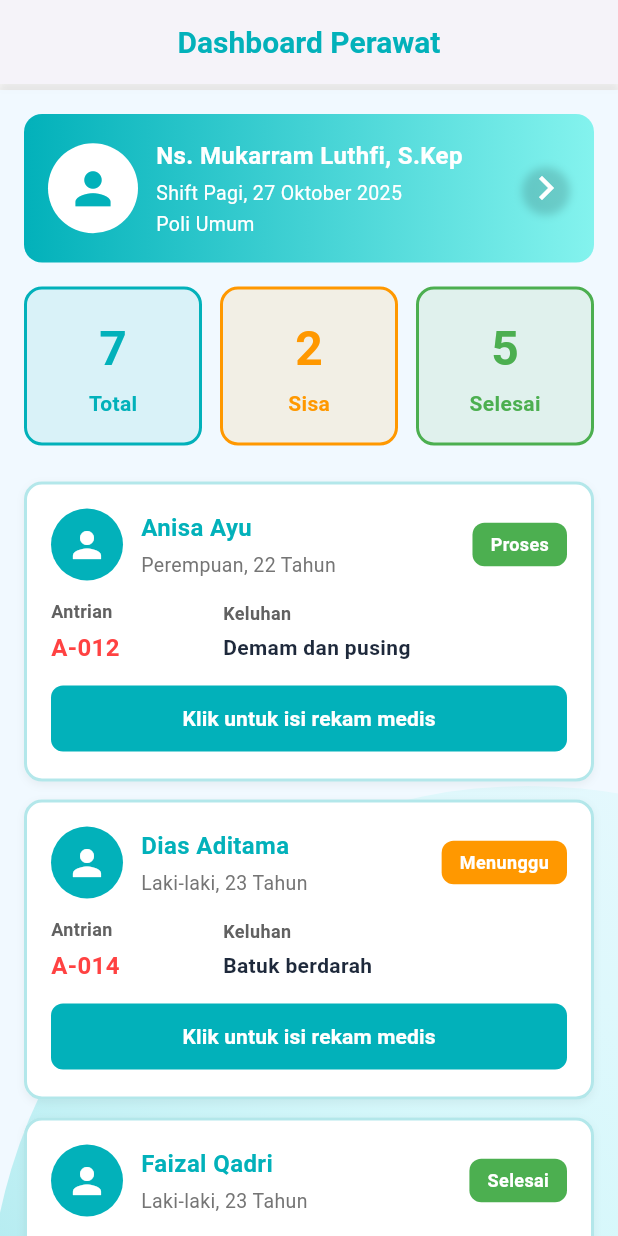
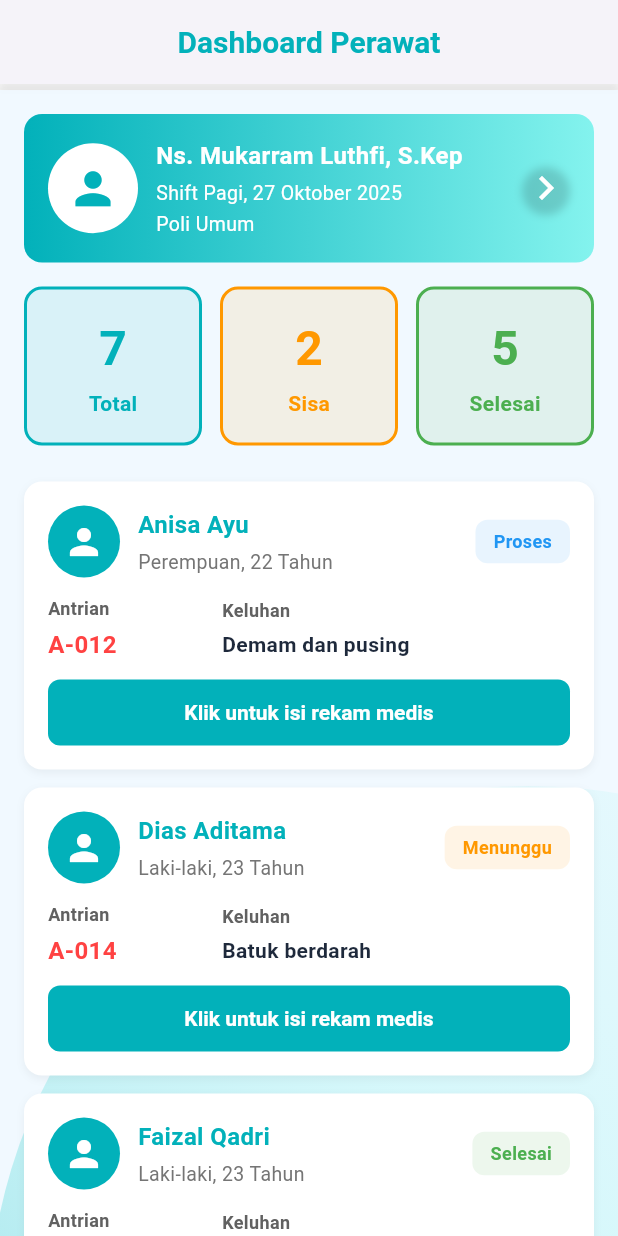
Before and after one commit to FaizalTrianto03/App-Puskesmas-Tugas-RI, a Flutter app: the PerawatDashboardView screen opened by its route, on a phone screen of 412 x 824 dp. Run offline on Flutter 3.47's test engine with Material 3 defaults, Android fonts, the light colour scheme and no system bars; our stand-ins replace animate_do, firebase_core, flutter_dotenv, get, google_fonts, shared_preferences; accounts and stored records are empty.

Commit message:
023 - Luthfi : Menambahkan validasi error pada login perawat dan perbaikan tampilan dashboard perawat

```diff
--- a/lib/app/modules/perawat/dashboard/views/perawat_dashboard_view.dart
+++ b/lib/app/modules/perawat/dashboard/views/perawat_dashboard_view.dart
@@ -204,7 +204,7 @@ class PerawatDashboardView extends StatelessWidget {
           antrian: 'A-012',
           keluhan: 'Demam dan pusing',
           status: 'Proses',
-          statusColor: const Color(0xFF4CAF50),
+          statusColor: const Color(0xFF2196F3), // Blue - Material Blue 500
         ),
         const SizedBox(height: 12),
 
@@ -249,10 +249,6 @@ class PerawatDashboardView extends StatelessWidget {
       decoration: BoxDecoration(
         color: Colors.white,
         borderRadius: BorderRadius.circular(12),
-        border: Border.all(
-          color: const Color(0xFF02B1BA).withOpacity(0.3),
-          width: 2,
-        ),
         boxShadow: [
           BoxShadow(
             color: Colors.black.withOpacity(0.05),
@@ -301,15 +297,15 @@ class PerawatDashboardView extends StatelessWidget {
               Container(
                 padding: const EdgeInsets.symmetric(horizontal: 12, vertical: 6),
                 decoration: BoxDecoration(
-                  color: statusColor,
+                  color: statusColor.withOpacity(0.1),
                   borderRadius: BorderRadius.circular(8),
                 ),
                 child: Text(
                   status,
-                  style: const TextStyle(
+                  style: TextStyle(
                     fontSize: 12,
                     fontWeight: FontWeight.bold,
-                    color: Colors.white,
+                    color: statusColor,
                   ),
                 ),
               ),
@@ -370,9 +366,7 @@ class PerawatDashboardView extends StatelessWidget {
             ],
           ),
           const SizedBox(height: 12),
-          SizedBox(
-            width: double.infinity,
-            child: ElevatedButton(
+          _HoverAnimatedButton(
             onPressed: () {
               final pasienData = {
                 'nama': nama,
@@ -391,26 +385,84 @@ class PerawatDashboardView extends StatelessWidget {
                 ),
               );
             },
-              style: ElevatedButton.styleFrom(
-                backgroundColor: const Color(0xFF02B1BA),
-                padding: const EdgeInsets.symmetric(vertical: 12),
-                shape: RoundedRectangleBorder(
-                  borderRadius: BorderRadius.circular(8),
-                ),
-                elevation: 0,
-              ),
-              child: const Text(
-                'Klik untuk isi rekam medis',
-                style: TextStyle(
-                  color: Colors.white,
-                  fontSize: 14,
-                  fontWeight: FontWeight.w600,
-                ),
-              ),
-            ),
           ),
         ],
       ),
     );
   }
 }
+
+// Widget tombol dengan efek hover animasi
+class _HoverAnimatedButton extends StatefulWidget {
+  final VoidCallback onPressed;
+
+  const _HoverAnimatedButton({
+    required this.onPressed,
+  });
+
+  @override
+  State<_HoverAnimatedButton> createState() => _HoverAnimatedButtonState();
+}
+
+class _HoverAnimatedButtonState extends State<_HoverAnimatedButton> {
+  bool _isHovered = false;
+
+  @override
+  Widget build(BuildContext context) {
+    return MouseRegion(
+      onEnter: (_) => setState(() => _isHovered = true),
+      onExit: (_) => setState(() => _isHovered = false),
+      cursor: SystemMouseCursors.click,
+      child: AnimatedContainer(
+        duration: const Duration(milliseconds: 200),
+        curve: Curves.easeInOut,
+        transform: Matrix4.identity()..scale(_isHovered ? 1.02 : 1.0),
+        child: AnimatedContainer(
+          duration: const Duration(milliseconds: 200),
+          width: double.infinity,
+          decoration: BoxDecoration(
+            gradient: _isHovered
+                ? const LinearGradient(
+                    colors: [Color(0xFF02B1BA), Color(0xFF84F3EE)],
+                    begin: Alignment.centerLeft,
+                    end: Alignment.centerRight,
+                  )
+                : null,
+            color: _isHovered ? null : const Color(0xFF02B1BA),
+            borderRadius: BorderRadius.circular(8),
+            boxShadow: _isHovered
+                ? [
+                    BoxShadow(
+                      color: const Color(0xFF02B1BA).withOpacity(0.4),
+                      blurRadius: 12,
+                      offset: const Offset(0, 4),
+                    ),
+                  ]
+                : [],
+          ),
+          child: Material(
+            color: Colors.transparent,
+            child: InkWell(
+              onTap: widget.onPressed,
+              borderRadius: BorderRadius.circular(8),
+              child: Padding(
+                padding: const EdgeInsets.symmetric(vertical: 12),
+                child: Center(
+                  child: Text(
+                    'Klik untuk isi rekam medis',
+                    style: TextStyle(
+                      color: Colors.white,
+                      fontSize: 14,
+                      fontWeight: FontWeight.w600,
+                      letterSpacing: _isHovered ? 0.5 : 0,
+                    ),
+                  ),
+                ),
+              ),
+            ),
+          ),
+        ),
+      ),
+    );
+  }
+}
```
Also changed, not shown: lib/app/modules/perawat/login/views/perawat_login_view.dart (+113 -14 lines). Lines whose indentation alone changed are shown as unchanged.
